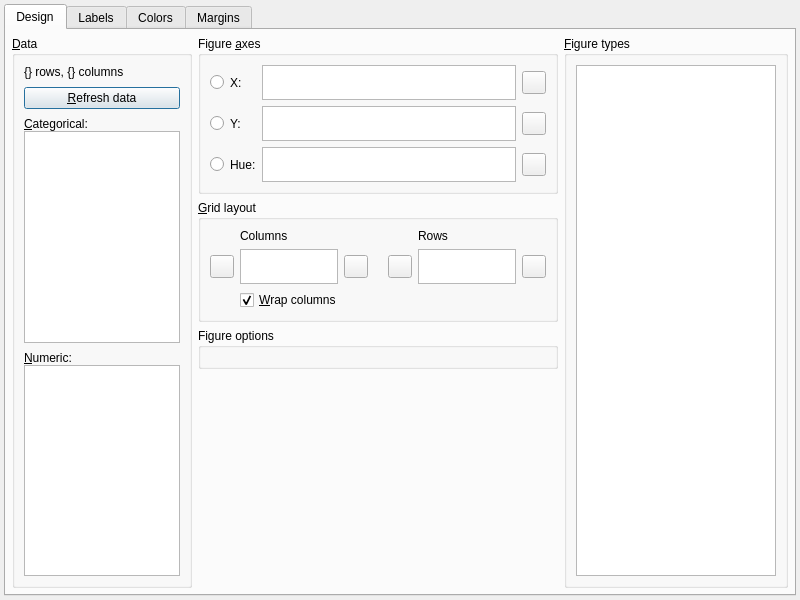
The window that coquery/gui/ui/visualizationDesigner.ui (gkunter/coquery) describes before a commit, drawn with Qt 5.
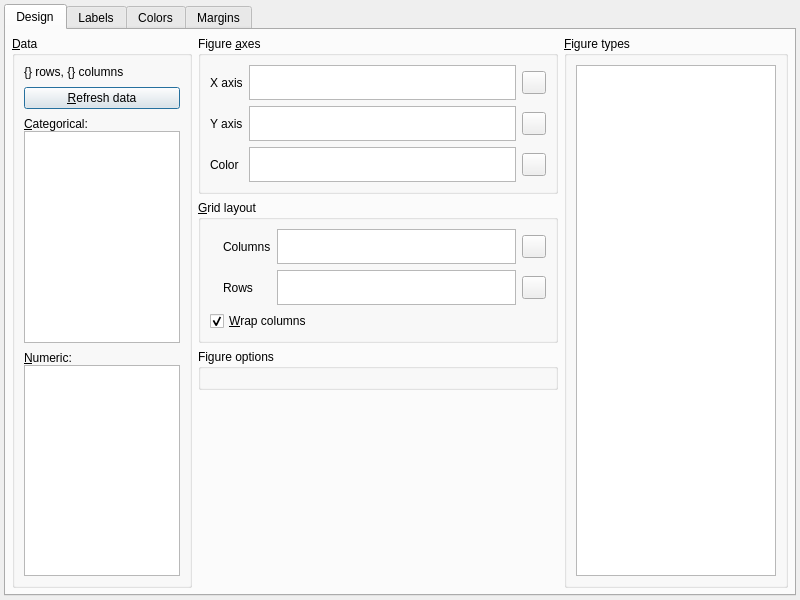
The same window after the commit. Custom widgets are drawn as their Qt base class.

```diff
--- a/coquery/gui/ui/visualizationDesigner.ui
+++ b/coquery/gui/ui/visualizationDesigner.ui
@@ -129,17 +129,20 @@
            <layout class="QVBoxLayout" name="verticalLayout_7">
             <item>
              <layout class="QGridLayout" name="gridLayout_3">
-              <item row="1" column="0">
-               <widget class="QRadioButton" name="radio_horizontal">
-                <property name="text">
-                 <string/>
+              <item row="0" column="1" rowspan="3">
+               <widget class="CoqFeatureTray" name="tray_data_x">
+                <property name="sizePolicy">
+                 <sizepolicy hsizetype="Expanding" vsizetype="Ignored">
+                  <horstretch>0</horstretch>
+                  <verstretch>0</verstretch>
+                 </sizepolicy>
                 </property>
                </widget>
               </item>
-              <item row="1" column="1">
+              <item row="1" column="0">
                <widget class="QLabel" name="label_7">
                 <property name="text">
-                 <string>X:</string>
+                 <string>X axis</string>
                 </property>
                </widget>
               </item>
@@ -157,45 +160,21 @@
                 </property>
                </widget>
               </item>
-              <item row="7" column="1">
-               <widget class="QLabel" name="label_8">
-                <property name="text">
-                 <string>Hue:</string>
-                </property>
-               </widget>
-              </item>
-              <item row="4" column="0">
-               <widget class="QRadioButton" name="radio_vertical">
-                <property name="text">
-                 <string/>
-                </property>
-               </widget>
-              </item>
               <item row="7" column="0">
-               <widget class="QRadioButton" name="radioButton">
+               <widget class="QLabel" name="label_8">
                 <property name="text">
-                 <string/>
+                 <string>Color</string>
                 </property>
                </widget>
               </item>
-              <item row="4" column="1">
+              <item row="4" column="0">
                <widget class="QLabel" name="label_6">
                 <property name="text">
-                 <string>Y:</string>
+                 <string>Y axis</string>
                 </property>
                </widget>
               </item>
-              <item row="0" column="2" rowspan="3">
-               <widget class="CoqFeatureTray" name="tray_data_x">
-                <property name="sizePolicy">
-                 <sizepolicy hsizetype="Expanding" vsizetype="Ignored">
-                  <horstretch>0</horstretch>
-                  <verstretch>0</verstretch>
-                 </sizepolicy>
-                </property>
-               </widget>
-              </item>
-              <item row="6" column="2" rowspan="3">
+              <item row="6" column="1" rowspan="3">
                <widget class="CoqFeatureTray" name="tray_data_z">
                 <property name="sizePolicy">
                  <sizepolicy hsizetype="Expanding" vsizetype="Ignored">
@@ -205,7 +184,7 @@
                 </property>
                </widget>
               </item>
-              <item row="3" column="2" rowspan="3">
+              <item row="3" column="1" rowspan="3">
                <widget class="CoqFeatureTray" name="tray_data_y">
                 <property name="sizePolicy">
                  <sizepolicy hsizetype="Expanding" vsizetype="Ignored">
@@ -234,54 +213,11 @@
            </property>
            <layout class="QVBoxLayout" name="verticalLayout_5">
             <item>
-             <layout class="QGridLayout" name="gridLayout" columnstretch="0,0,0,0,0,0,0">
-              <item row="0" column="5">
-               <widget class="QLabel" name="label_rows">
-                <property name="sizePolicy">
-                 <sizepolicy hsizetype="Expanding" vsizetype="Preferred">
-                  <horstretch>0</horstretch>
-                  <verstretch>0</verstretch>
-                 </sizepolicy>
-                </property>
-                <property name="text">
-                 <string>Rows</string>
-                </property>
-               </widget>
-              </item>
-              <item row="3" column="0">
-               <spacer name="verticalSpacer_3">
-                <property name="orientation">
-                 <enum>Qt::Vertical</enum>
-                </property>
-                <property name="sizeHint" stdset="0">
-                 <size>
-                  <width>13</width>
-                  <height>0</height>
-                 </size>
-                </property>
-               </spacer>
-              </item>
-              <item row="2" column="2">
-               <widget class="QToolButton" name="button_clear_columns">
-                <property name="text">
-                 <string/>
-                </property>
-               </widget>
-              </item>
-              <item row="3" column="4">
-               <spacer name="verticalSpacer_10">
-                <property name="orientation">
-                 <enum>Qt::Vertical</enum>
-                </property>
-                <property name="sizeHint" stdset="0">
-                 <size>
-                  <width>13</width>
-                  <height>0</height>
-                 </size>
-                </property>
-               </spacer>
-              </item>
-              <item row="1" column="2">
+             <layout class="QGridLayout" name="gridLayout">
+              <property name="margin">
+               <number>0</number>
+              </property>
+              <item row="0" column="3">
                <spacer name="verticalSpacer_5">
                 <property name="orientation">
                  <enum>Qt::Vertical</enum>
@@ -291,19 +227,6 @@
                 </property>
                 <property name="sizeHint" stdset="0">
                  <size>
-                  <width>0</width>
-                  <height>0</height>
-                 </size>
-                </property>
-               </spacer>
-              </item>
-              <item row="3" column="2">
-               <spacer name="verticalSpacer_6">
-                <property name="orientation">
-                 <enum>Qt::Vertical</enum>
-                </property>
-                <property name="sizeHint" stdset="0">
-                 <size>
                   <width>13</width>
                   <height>0</height>
                  </size>
@@ -311,62 +234,6 @@
                </spacer>
               </item>
               <item row="2" column="3">
-               <spacer name="horizontalSpacer_4">
-                <property name="orientation">
-                 <enum>Qt::Horizontal</enum>
-                </property>
-                <property name="sizeType">
-                 <enum>QSizePolicy::MinimumExpanding</enum>
-                </property>
-                <property name="sizeHint" stdset="0">
-                 <size>
-                  <width>14</width>
-                  <height>20</height>
-                 </size>
-                </property>
-               </spacer>
-              </item>
-              <item row="2" column="0">
-               <widget class="QToolButton" name="button_columns">
-                <property name="text">
-                 <string/>
-                </property>
-               </widget>
-              </item>
-              <item row="1" column="0">
-               <spacer name="verticalSpacer_2">
-                <property name="orientation">
-                 <enum>Qt::Vertical</enum>
-                </property>
-                <property name="sizeType">
-                 <enum>QSizePolicy::Expanding</enum>
-                </property>
-                <property name="sizeHint" stdset="0">
-                 <size>
-                  <width>0</width>
-                  <height>0</height>
-                 </size>
-                </property>
-               </spacer>
-              </item>
-              <item row="2" column="4">
-               <widget class="QToolButton" name="button_rows">
-                <property name="text">
-                 <string/>
-                </property>
-               </widget>
-              </item>
-              <item row="1" column="5" rowspan="3">
-               <widget class="CoqFeatureTray" name="tray_rows">
-                <property name="sizePolicy">
-                 <sizepolicy hsizetype="Expanding" vsizetype="Ignored">
-                  <horstretch>0</horstretch>
-                  <verstretch>0</verstretch>
-                 </sizepolicy>
-                </property>
-               </widget>
-              </item>
-              <item row="1" column="6">
                <spacer name="verticalSpacer_7">
                 <property name="orientation">
                  <enum>Qt::Vertical</enum>
@@ -376,49 +243,27 @@
                 </property>
                 <property name="sizeHint" stdset="0">
                  <size>
-                  <width>0</width>
-                  <height>0</height>
-                 </size>
-                </property>
-               </spacer>
-              </item>
-              <item row="1" column="4">
-               <spacer name="verticalSpacer_9">
-                <property name="orientation">
-                 <enum>Qt::Vertical</enum>
-                </property>
-                <property name="sizeType">
-                 <enum>QSizePolicy::Expanding</enum>
-                </property>
-                <property name="sizeHint" stdset="0">
-                 <size>
-                  <width>0</width>
-                  <height>0</height>
-                 </size>
-                </property>
-               </spacer>
-              </item>
-              <item row="3" column="6">
-               <spacer name="verticalSpacer_8">
-                <property name="orientation">
-                 <enum>Qt::Vertical</enum>
-                </property>
-                <property name="sizeHint" stdset="0">
-                 <size>
                   <width>13</width>
                   <height>0</height>
                  </size>
                 </property>
                </spacer>
               </item>
-              <item row="2" column="6">
+              <item row="1" column="3">
+               <widget class="QToolButton" name="button_clear_columns">
+                <property name="text">
+                 <string/>
+                </property>
+               </widget>
+              </item>
+              <item row="4" column="3">
                <widget class="QToolButton" name="button_clear_rows">
                 <property name="text">
                  <string/>
                 </property>
                </widget>
               </item>
-              <item row="1" column="1" rowspan="3">
+              <item row="0" column="2" rowspan="3">
                <widget class="CoqFeatureTray" name="tray_columns">
                 <property name="sizePolicy">
                  <sizepolicy hsizetype="Expanding" vsizetype="Ignored">
@@ -428,7 +273,60 @@
                 </property>
                </widget>
               </item>
-              <item row="0" column="1">
+              <item row="5" column="3">
+               <spacer name="verticalSpacer_9">
+                <property name="orientation">
+                 <enum>Qt::Vertical</enum>
+                </property>
+                <property name="sizeType">
+                 <enum>QSizePolicy::Expanding</enum>
+                </property>
+                <property name="sizeHint" stdset="0">
+                 <size>
+                  <width>13</width>
+                  <height>0</height>
+                 </size>
+                </property>
+               </spacer>
+              </item>
+              <item row="3" column="2" rowspan="3">
+               <widget class="CoqFeatureTray" name="tray_rows">
+                <property name="sizePolicy">
+                 <sizepolicy hsizetype="Expanding" vsizetype="Ignored">
+                  <horstretch>0</horstretch>
+                  <verstretch>0</verstretch>
+                 </sizepolicy>
+                </property>
+               </widget>
+              </item>
+              <item row="4" column="1">
+               <widget class="QLabel" name="label_rows">
+                <property name="sizePolicy">
+                 <sizepolicy hsizetype="Expanding" vsizetype="Preferred">
+                  <horstretch>0</horstretch>
+                  <verstretch>0</verstretch>
+                 </sizepolicy>
+                </property>
+                <property name="text">
+                 <string>Rows</string>
+                </property>
+               </widget>
+              </item>
+              <item row="4" column="0">
+               <widget class="QLabel" name="icon_rows">
+                <property name="text">
+                 <string/>
+                </property>
+               </widget>
+              </item>
+              <item row="1" column="0">
+               <widget class="QLabel" name="icon_columns">
+                <property name="text">
+                 <string/>
+                </property>
+               </widget>
+              </item>
+              <item row="1" column="1">
                <widget class="QLabel" name="label_columns">
                 <property name="sizePolicy">
                  <sizepolicy hsizetype="Expanding" vsizetype="Preferred">
@@ -441,18 +339,31 @@
                 </property>
                </widget>
               </item>
-              <item row="4" column="1" colspan="2">
-               <widget class="QCheckBox" name="check_wrap_layout">
-                <property name="text">
-                 <string>&amp;Wrap columns</string>
+              <item row="3" column="3">
+               <spacer name="verticalSpacer_8">
+                <property name="orientation">
+                 <enum>Qt::Vertical</enum>
                 </property>
-                <property name="checked">
-                 <bool>true</bool>
+                <property name="sizeHint" stdset="0">
+                 <size>
+                  <width>13</width>
+                  <height>0</height>
+                 </size>
                 </property>
-               </widget>
+               </spacer>
               </item>
              </layout>
             </item>
+            <item>
+             <widget class="QCheckBox" name="check_wrap_layout">
+              <property name="text">
+               <string>&amp;Wrap columns</string>
+              </property>
+              <property name="checked">
+               <bool>true</bool>
+              </property>
+             </widget>
+            </item>
            </layout>
           </widget>
          </item>
```
Left out of the diff: 6 changed lines with no effect on the pictures.
